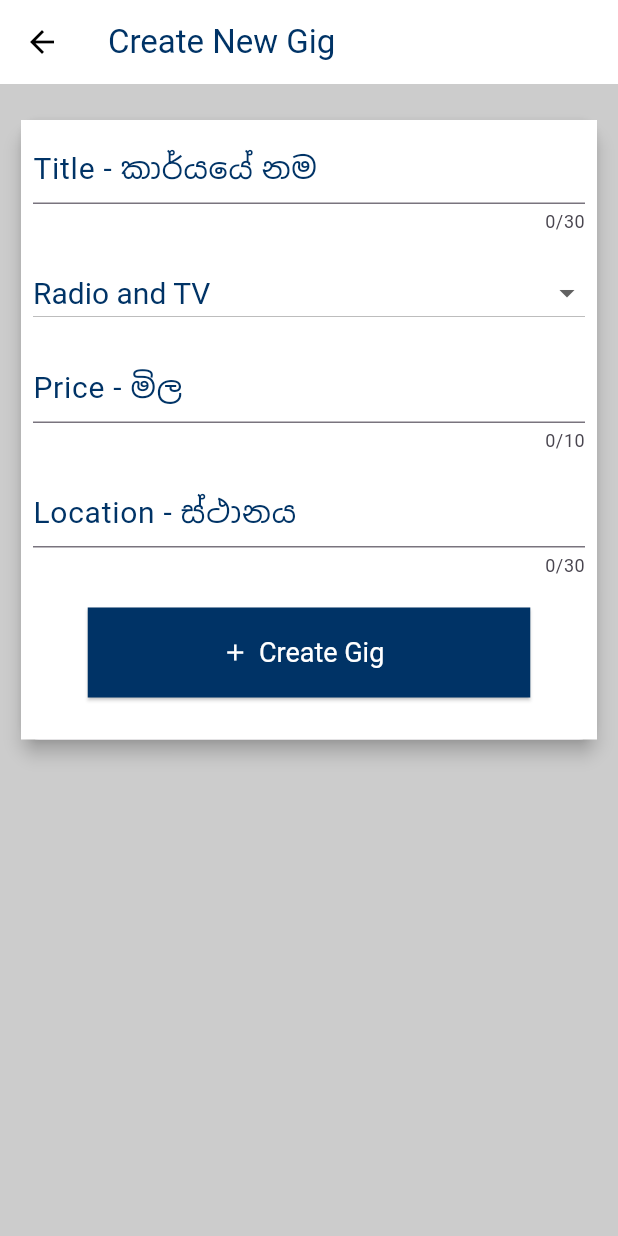
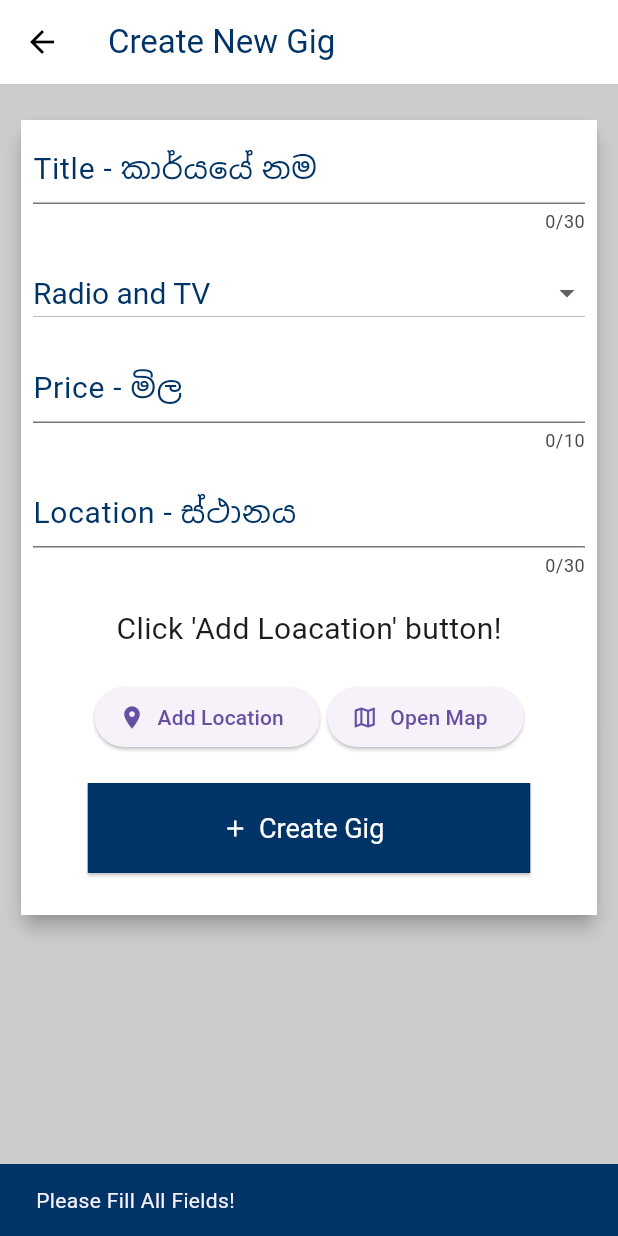
Before and after one commit to Isuru-Kariyapperuma/shramikaya_app, a Flutter app: the CreateNewGig screen opened directly, after a tap on "Create Gig", on a phone screen of 412 x 824 dp. Run offline on Flutter 3.47's test engine with Material 3 defaults, Android fonts, the phone set to English and light mode, and no system bars; our stand-ins replace animated_text_kit, carousel_slider, cloud_firestore, connectivity_plus, firebase_auth, firebase_core and 4 more; accounts and stored records are empty.

Commit message:
Create New Gig is done

```diff
--- a/lib/screens/create_new_gig.dart
+++ b/lib/screens/create_new_gig.dart
@@ -25,7 +25,7 @@ class _CreateNewGigState extends State<CreateNewGig> {
   ];
 
   TextEditingController _controllerJobName = new TextEditingController();
-  TextEditingController _controllerMobileNumber = new TextEditingController();
+  TextEditingController _controllerPrice = new TextEditingController();
   var _controllerLocation = new TextEditingController();
 
   String selectedValue = "Radio and TV";
@@ -40,6 +40,7 @@ class _CreateNewGigState extends State<CreateNewGig> {
   String? _sessionToken;
   List<dynamic> _placeList = [];
   bool isVisibale = true;
+  late DocumentSnapshot workerDoc;
 
   @override
   void initState() {
@@ -47,6 +48,7 @@ class _CreateNewGigState extends State<CreateNewGig> {
     _controllerLocation.addListener(() {
       _onChanged();
     });
+    checkWorkerData();
   }
 
   _onChanged() {
@@ -58,6 +60,15 @@ class _CreateNewGigState extends State<CreateNewGig> {
     getSuggestion(_controllerLocation.text);
     setState(() {
       isVisibale = true;
+    });
+  }
+
+  Future<void> checkWorkerData() async {
+    final userId = FirebaseAuth.instance.currentUser!.uid;
+    DocumentSnapshot worker = await getWorkerData(userId);
+
+    setState(() {
+      workerDoc = worker;
     });
   }
 
@@ -112,7 +123,7 @@ class _CreateNewGigState extends State<CreateNewGig> {
         long = position.longitude.toString();
 
         setState(() {
-          locationInfo = street;
+          locationInfo = "The location is set successfully.";
         });
       },
     );
@@ -151,8 +162,9 @@ class _CreateNewGigState extends State<CreateNewGig> {
       context: context,
       builder: (BuildContext context) {
         return AlertDialog(
-          title: Text("Location Services Disabled"),
-          content: Text("Please enable location services to use this app."),
+          title: const Text("Location Services Disabled"),
+          content:
+              const Text("Please enable location services to use this app."),
           actions: [
             ElevatedButton(
               child: Text("OK"),
@@ -227,7 +239,7 @@ class _CreateNewGigState extends State<CreateNewGig> {
                           height: 15,
                         ),
                         TextField(
-                          controller: _controllerMobileNumber,
+                          controller: _controllerPrice,
                           keyboardType: TextInputType.number,
                           maxLength: 10,
                           decoration: const InputDecoration(
@@ -272,6 +284,46 @@ class _CreateNewGigState extends State<CreateNewGig> {
                         const SizedBox(
                           height: 20,
                         ),
+                        Text(
+                          locationInfo,
+                          style: const TextStyle(fontSize: 20),
+                        ),
+                        const SizedBox(
+                          height: 20,
+                        ),
+                        Row(
+                          mainAxisAlignment: MainAxisAlignment.center,
+                          children: [
+                            ElevatedButton.icon(
+                              onPressed: () {
+                                _getCurrentLocation().then((value) {
+                                  lat = '${value.latitude}';
+                                  long = '${value.longitude}';
+                                  setState(() {
+                                    locationInfo =
+                                        "The location is set successfully.";
+                                  });
+                                  _liveLocation();
+                                });
+                              },
+                              icon: const Icon(Icons.location_on),
+                              label: const Text("Add Location"),
+                            ),
+                            const SizedBox(
+                              width: 5,
+                            ),
+                            ElevatedButton.icon(
+                              onPressed: () {
+                                _openMap(lat, long);
+                              },
+                              icon: const Icon(Icons.map_outlined),
+                              label: const Text("Open Map"),
+                            ),
+                          ],
+                        ),
+                        const SizedBox(
+                          height: 20,
+                        ),
                         ElevatedButton.icon(
                           style: ElevatedButton.styleFrom(
                             minimumSize: const Size(295, 60),
@@ -286,16 +338,38 @@ class _CreateNewGigState extends State<CreateNewGig> {
                             ),
                           ),
                           onPressed: () {
-                            final displayName = _controllerJobName.text;
-                            final mobile = _controllerMobileNumber.text;
+                            final jobName = _controllerJobName.text;
+                            final price = _controllerPrice.text;
                             final address = _controllerLocation.text;
                             final jobCategory = selectedValue;
-                            final profileImage =
-                                FirebaseAuth.instance.currentUser!.photoURL!;
-                            if (displayName != "" &&
-                                mobile != "" &&
-                                address != "") {
+                            final displayName = workerDoc["displayName"];
+                            final profileUrl = workerDoc['profileUrl'];
+                            final sellerLevel = workerDoc['sellerLevel'];
+                            const orderCount = 0;
+                            final mobileNumber = workerDoc['mobileNumber'];
+                            final comments = {};
+
+                            if (jobName != "" &&
+                                price != "" &&
+                                address != "" &&
+                                locationInfo ==
+                                    "The location is set successfully.") {
                               //Function call here
+                              createNewGig(
+                                context: context,
+                                jobName: jobName,
+                                price: price,
+                                address: address,
+                                displayName: displayName,
+                                jobCategory: jobCategory,
+                                profileUrl: profileUrl,
+                                sellerLevel: sellerLevel,
+                                orderCount: orderCount,
+                                mobileNumber: mobileNumber,
+                                comments: comments,
+                                lat: lat,
+                                long: long,
+                              );
                             } else {
                               ScaffoldMessenger.of(context).showSnackBar(
                                 const SnackBar(
@@ -323,3 +397,56 @@ class _CreateNewGigState extends State<CreateNewGig> {
     );
   }
 }
+
+Future<DocumentSnapshot> getWorkerData(userId) async {
+  // Reference to the 'worker' collection
+  CollectionReference workers = FirebaseFirestore.instance.collection('worker');
+
+  // Reference to the specific document using the provided document ID
+  DocumentReference documentRef = workers.doc(userId);
+
+  // Get the document snapshot
+  DocumentSnapshot documentSnapshot = await documentRef.get();
+
+  // Check if the document exists
+  // if (documentSnapshot.exists) {
+  //   return documentSnapshot;
+  // }
+  return documentSnapshot;
+}
+
+Future createNewGig({
+  required BuildContext context,
+  required String jobName,
+  required String price,
+  required String address,
+  required String displayName,
+  required String jobCategory,
+  required String profileUrl,
+  required String sellerLevel,
+  required int orderCount,
+  required String mobileNumber,
+  required Object comments,
+  required String lat,
+  required String long,
+}) async {
+  final uid = FirebaseAuth.instance.currentUser!.uid;
+  final docWorker = FirebaseFirestore.instance.collection("job").doc();
+  final data = {
+    "userId": uid,
+    "jobName": jobName,
+    "price": price,
+    "address": address,
+    "displayName": displayName,
+    "jobCategory": jobCategory,
+    "profileUrl": profileUrl,
+    "sellerLevel": sellerLevel,
+    "orderCount": orderCount,
+    "mobileNumber": mobileNumber,
+    "comments": comments,
+    "lat": lat,
+    "long": long,
+  };
+
+  await docWorker.set(data).then((value) => {Navigator.pop(context)});
+}
--- a/lib/screens/work_profile_form.dart
+++ b/lib/screens/work_profile_form.dart
@@ -181,6 +181,7 @@ Future createWorkProfile(
     "address": address,
     "profileUrl": profile,
     "jobCategory": jobCategory,
+    "sellerLevel": "Level One Seller",
   };
 
   await docWorker.set(data).then((value) => {Navigator.pop(context)});
```
